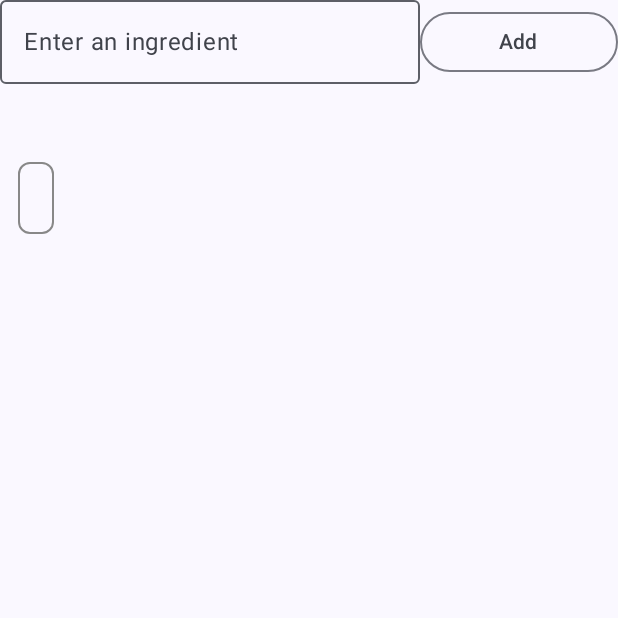
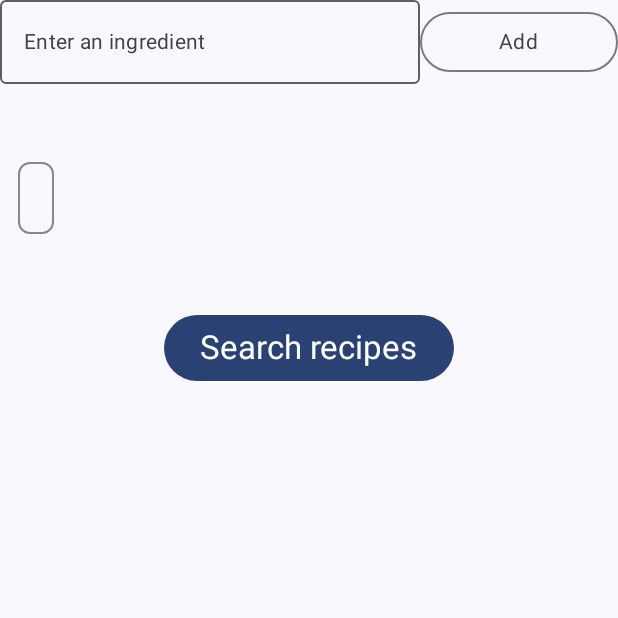
Before and after one commit to Dear-Luca/CookItUp, an Android app built with Jetpack Compose: the SearchRecipes screen opened through its navigation route, after a tap on "Add", on a phone screen of 412 x 824 dp, the top half of it. Run offline under Robolectric (Android 15) with nearby library versions, the phone set to English and light mode, and no system bars; 1 statement that could not run was skipped.

Commit message:
refactor: delete RecipeResponse

```diff
--- a/app/src/main/java/com/example/cookitup/model/RecipeResponse.kt
+++ b/app/src/main/java/com/example/cookitup/model/Recipe.kt
@@ -1,10 +1,6 @@
 package com.example.cookitup.model
 
 import kotlinx.serialization.Serializable
-
-data class RecipeResponse(
-    val results: List<Recipe>
-)
 
 @Serializable
 data class Recipe(
--- a/app/src/main/java/com/example/cookitup/ui/Navigation.kt
+++ b/app/src/main/java/com/example/cookitup/ui/Navigation.kt
@@ -9,6 +9,7 @@ import androidx.navigation.NavHostController
 import androidx.navigation.compose.NavHost
 import androidx.navigation.compose.composable
 import com.example.cookitup.model.Recipe
+import com.example.cookitup.ui.screens.recipes.Recipes
 import com.example.cookitup.ui.screens.searchRecipes.SearchRecipes
 import com.example.cookitup.ui.screens.searchRecipes.SearchRecipesViewModel
 import kotlinx.serialization.Serializable
@@ -49,8 +50,14 @@ fun NavGraph(
         composable<Routes.SearchRecipes> {
             val searchRecipesViewModel: SearchRecipesViewModel = viewModel()
             val searchRecipesState by searchRecipesViewModel.state.collectAsStateWithLifecycle()
-            SearchRecipes(searchRecipesState, searchRecipesViewModel.actions)
+            SearchRecipes(
+                searchRecipesState,
+                searchRecipesViewModel.actions,
+                navController
+            )
         }
-//        composable<Routes.Recipes> { Recipes() }
+        composable<Routes.Recipes> {
+            Recipes()
+        }
     }
 }
--- a/app/src/main/java/com/example/cookitup/ui/screens/searchRecipes/SearchRecipes.kt
+++ b/app/src/main/java/com/example/cookitup/ui/screens/searchRecipes/SearchRecipes.kt
@@ -11,6 +11,8 @@ import androidx.compose.foundation.layout.fillMaxSize
 import androidx.compose.foundation.layout.fillMaxWidth
 import androidx.compose.foundation.layout.padding
 import androidx.compose.foundation.shape.RoundedCornerShape
+import androidx.compose.material3.Button
+import androidx.compose.material3.MaterialTheme
 import androidx.compose.material3.OutlinedButton
 import androidx.compose.material3.OutlinedTextField
 import androidx.compose.material3.Scaffold
@@ -24,6 +26,7 @@ import androidx.compose.ui.Alignment
 import androidx.compose.ui.Modifier
 import androidx.compose.ui.graphics.Color
 import androidx.compose.ui.unit.dp
+import androidx.navigation.NavHostController
 import com.example.cookitup.network.ApiClient
 import kotlinx.coroutines.CoroutineScope
 import kotlinx.coroutines.Dispatchers
@@ -34,7 +37,8 @@ import kotlinx.coroutines.withContext
 @Composable
 fun SearchRecipes(
     state: SearchRecipesState,
-    actions: SearchRecipesActions
+    actions: SearchRecipesActions,
+    navController: NavHostController
 ) {
     Scaffold { paddingValues ->
         Column(modifier = Modifier.padding(paddingValues).fillMaxSize()) {
@@ -43,7 +47,7 @@ fun SearchRecipes(
                 OutlinedTextField(
                     value = text,
                     onValueChange = { text = it },
-                    placeholder = { Text("Enter an ingredient") }
+                    placeholder = { Text("Enter an ingredient", style = MaterialTheme.typography.bodyMedium) }
                 )
                 OutlinedButton(
                     onClick = {
@@ -52,7 +56,10 @@ fun SearchRecipes(
                     },
                     modifier = Modifier.fillMaxWidth()
                 ) {
-                    Text("Add")
+                    Text(
+                        "Add",
+                        style = MaterialTheme.typography.bodyMedium
+                    )
                 }
             }
             Spacer(modifier = Modifier.padding(20.dp))
@@ -71,21 +78,35 @@ fun SearchRecipes(
                             )
                             .padding(12.dp)
                     ) {
-                        Text(text = ingredient)
+                        Text(
+                            text = ingredient,
+                            style = MaterialTheme.typography.titleMedium
+                        )
                     }
                 }
+            }
+
+            Spacer(modifier = Modifier.padding(20.dp))
+            Button(
+                onClick = { },
+                modifier = Modifier.align(
+                    alignment = Alignment.CenterHorizontally
+                )
+            ) {
+                Text(
+                    "Search recipes",
+                    style = MaterialTheme.typography.titleLarge
+                )
             }
         }
     }
 }
 
-private fun search(food: String, function: (String) -> Unit) {
+private fun search(ingredients: List<String>, navController: NavHostController) {
     CoroutineScope(Dispatchers.IO).launch {
         try {
-            val response = ApiClient.retrofitService.searchRecipes(food)
-            val recipes = response.results.joinToString("\n") { it.title }
+            val response = ApiClient.retrofitService.searchRecipes(ingredients.joinToString(","))
             withContext(Dispatchers.Main) {
-                function(recipes)
             }
         } catch (e: Exception) {
             e.printStackTrace()
```
Also changed, not shown: app/src/main/java/com/example/cookitup/network/SpoonacularApi.kt (+4 -4 lines).
